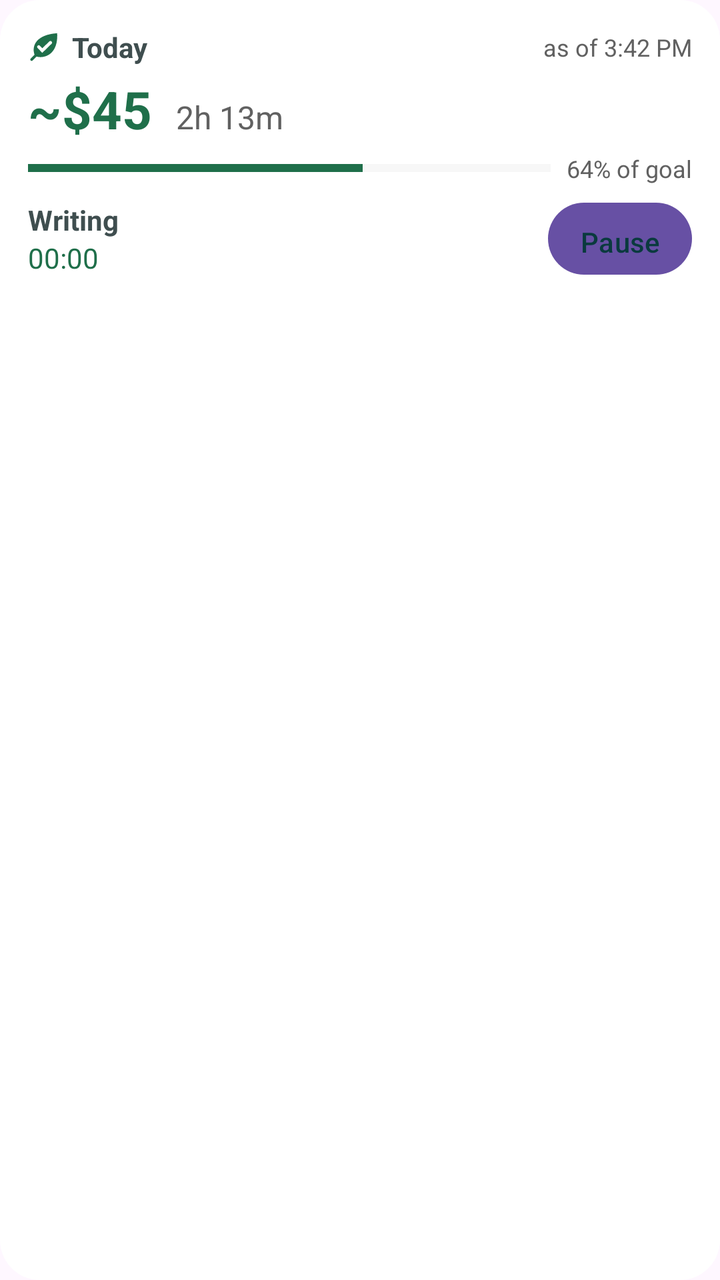
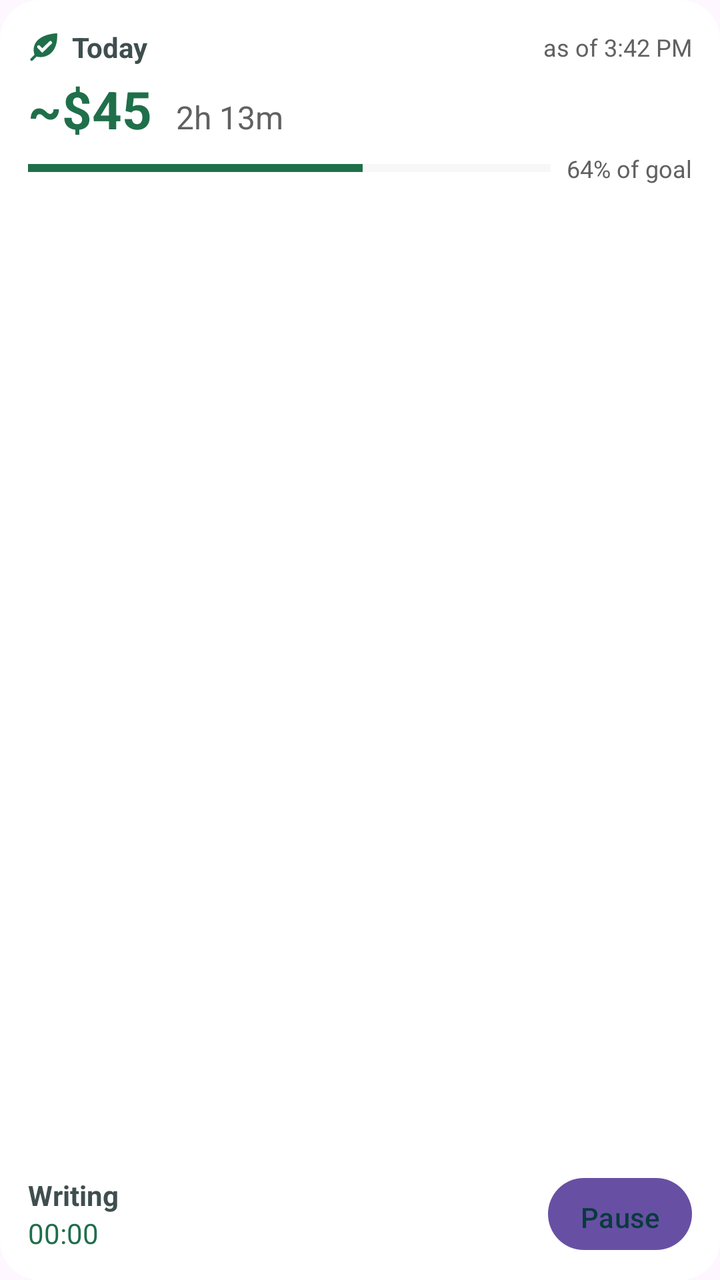

Compare the two renders of this Android layout. The source of the first and the diff that turns it into the second are given below.
<!-- AndroidManifest.xml: application theme Theme.taskmint -->
<!-- res/layout/widget_today.xml -->
<?xml version="1.0" encoding="utf-8"?>
<LinearLayout xmlns:android="http://schemas.android.com/apk/res/android"
    android:id="@+id/widget_root"
    android:layout_width="match_parent"
    android:layout_height="match_parent"
    android:background="@drawable/widget_background"
    android:orientation="vertical"
    android:padding="14dp">

    <LinearLayout
        android:layout_width="match_parent"
        android:layout_height="wrap_content"
        android:gravity="center_vertical"
        android:orientation="horizontal">

        <ImageView
            android:layout_width="16dp"
            android:layout_height="16dp"
            android:importantForAccessibility="no"
            android:src="@drawable/ic_stat_taskmint"
            android:tint="@color/widget_accent" />

        <TextView
            android:layout_width="0dp"
            android:layout_height="wrap_content"
            android:layout_marginStart="6dp"
            android:layout_weight="1"
            android:text="@string/widget_today_label"
            android:textColor="@color/widget_text"
            android:textSize="14sp"
            android:textStyle="bold" />

        <TextView
            android:id="@+id/widget_as_of"
            android:layout_width="wrap_content"
            android:layout_height="wrap_content"
            android:text="as of 3:42 PM"
            android:textColor="@color/widget_text_secondary"
            android:textSize="12sp" />
    </LinearLayout>

    <LinearLayout
        android:layout_width="match_parent"
        android:layout_height="wrap_content"
        android:layout_marginTop="4dp"
        android:baselineAligned="true"
        android:orientation="horizontal">

        <TextView
            android:id="@+id/today_money"
            android:layout_width="wrap_content"
            android:layout_height="wrap_content"
            android:text="~$45"
            android:textColor="@color/widget_accent"
            android:textSize="26sp"
            android:textStyle="bold" />

        <TextView
            android:id="@+id/today_time"
            android:layout_width="wrap_content"
            android:layout_height="wrap_content"
            android:layout_marginStart="12dp"
            android:text="2h 13m"
            android:textColor="@color/widget_text_secondary"
            android:textSize="16sp" />
    </LinearLayout>

    <LinearLayout
        android:id="@+id/goal_row"
        android:layout_width="match_parent"
        android:layout_height="wrap_content"
        android:layout_marginTop="4dp"
        android:gravity="center_vertical"
        android:orientation="horizontal">

        <ProgressBar
            android:id="@+id/goal_bar"
            style="?android:attr/progressBarStyleHorizontal"
            android:layout_width="0dp"
            android:layout_height="6dp"
            android:layout_weight="1"
            android:max="100"
            android:progress="64"
            android:progressBackgroundTint="@color/widget_track"
            android:progressTint="@color/widget_accent" />

        <TextView
            android:id="@+id/goal_text"
            android:layout_width="wrap_content"
            android:layout_height="wrap_content"
            android:layout_marginStart="8dp"
            android:text="64% of goal"
            android:textColor="@color/widget_text_secondary"
            android:textSize="12sp" />
    </LinearLayout>

    <LinearLayout
        android:id="@+id/timer_row"
        android:layout_width="match_parent"
        android:layout_height="wrap_content"
        android:layout_marginTop="8dp"
        android:gravity="center_vertical"
        android:orientation="horizontal">

        <LinearLayout
            android:layout_width="0dp"
            android:layout_height="wrap_content"
            android:layout_weight="1"
            android:orientation="vertical">

            <TextView
                android:id="@+id/timer_task"
                android:layout_width="match_parent"
                android:layout_height="wrap_content"
                android:ellipsize="end"
                android:singleLine="true"
                android:text="Writing"
                android:textColor="@color/widget_text"
                android:textSize="14sp"
                android:textStyle="bold" />

            <Chronometer
                android:id="@+id/timer_clock"
                android:layout_width="wrap_content"
                android:layout_height="wrap_content"
                android:textColor="@color/widget_accent"
                android:textSize="14sp" />

            <TextView
                android:id="@+id/timer_status"
                android:layout_width="wrap_content"
                android:layout_height="wrap_content"
                android:text="Running"
                android:textColor="@color/widget_text_secondary"
                android:textSize="13sp"
                android:visibility="gone" />
        </LinearLayout>

        <Button
            android:id="@+id/timer_action"
            android:layout_width="wrap_content"
            android:layout_height="36dp"
            android:layout_marginStart="8dp"
            android:background="@drawable/widget_button"
            android:minWidth="72dp"
            android:paddingStart="14dp"
            android:paddingEnd="14dp"
            android:text="@string/widget_pause"
            android:textAllCaps="false"
            android:textColor="@color/widget_button_text"
            android:textSize="14sp" />
    </LinearLayout>
</LinearLayout>
<!-- resources referenced by this layout -->
<resources>
  <color name="widget_accent">#FF1F6F4A</color>
  <color name="widget_button_text">#FF0A3A3E</color>
  <color name="widget_text">#FF3F4E4F</color>
  <color name="widget_text_secondary">#FF616161</color>
  <color name="widget_track">#FFE0E0E0</color>
  <!-- drawable ic_stat_taskmint (drawable) -->
  <?xml version="1.0" encoding="utf-8"?>
  <vector xmlns:android="http://schemas.android.com/apk/res/android"
      android:width="24dp"
      android:height="24dp"
      android:viewportWidth="24"
      android:viewportHeight="24">
      <group
          android:scaleX="0.9"
          android:scaleY="0.9"
          android:translateX="1.2"
          android:translateY="1.2">
          <path
              android:fillColor="#FFFFFFFF"
              android:fillType="evenOdd"
              android:pathData="M4.6,19.8 C2.3,15.2 3.2,9.6 7.4,6.0 C11.6,2.4 17.5,1.2 23.0,0.8 C23.3,6.3 22.4,12.6 18.6,16.6 C14.6,20.8 8.6,21.6 4.6,19.8 Z M8.555,11.245 L10.615,13.277 L16.46,7.632 A1.35,1.35 0 0,1 18.34,9.568 L10.585,17.123 L6.645,13.155 A1.35,1.35 0 0,1 8.555,11.245 Z" />
          <path
              android:fillColor="#FFFFFFFF"
              android:pathData="M6.38,19.57 L2.38,23.57 A1.1,1.1 0 0,1 0.82,22.03 L4.82,18.03 Z" />
      </group>
  </vector>
  <!-- drawable widget_background (drawable) -->
  <?xml version="1.0" encoding="utf-8"?>
  <shape xmlns:android="http://schemas.android.com/apk/res/android" android:shape="rectangle">
      <solid android:color="@color/widget_background" />
      <corners android:radius="20dp" />
  </shape>
  <!-- drawable widget_button (drawable) -->
  <?xml version="1.0" encoding="utf-8"?>
  <shape xmlns:android="http://schemas.android.com/apk/res/android" android:shape="rectangle">
      <solid android:color="@color/widget_button" />
      <corners android:radius="18dp" />
  </shape>
  <string name="widget_pause">Pause</string>
  <string name="widget_today_label">Today</string>
  <style name="Theme.taskmint" parent="Theme.Material3.DayNight.NoActionBar">
          
      </style>
  <color name="widget_background">#FFFFFFFF</color>
  <color name="widget_button">#FF65D6A1</color>
</resources>

<!-- the commit's change to res/layout/widget_today.xml (unified diff, before → after) -->
@@ -94,6 +94,12 @@
             android:textSize="12sp" />
     </LinearLayout>
 
+    
+    <FrameLayout
+        android:layout_width="match_parent"
+        android:layout_height="0dp"
+        android:layout_weight="1" />
+
     <LinearLayout
         android:id="@+id/timer_row"
         android:layout_width="match_parent"
